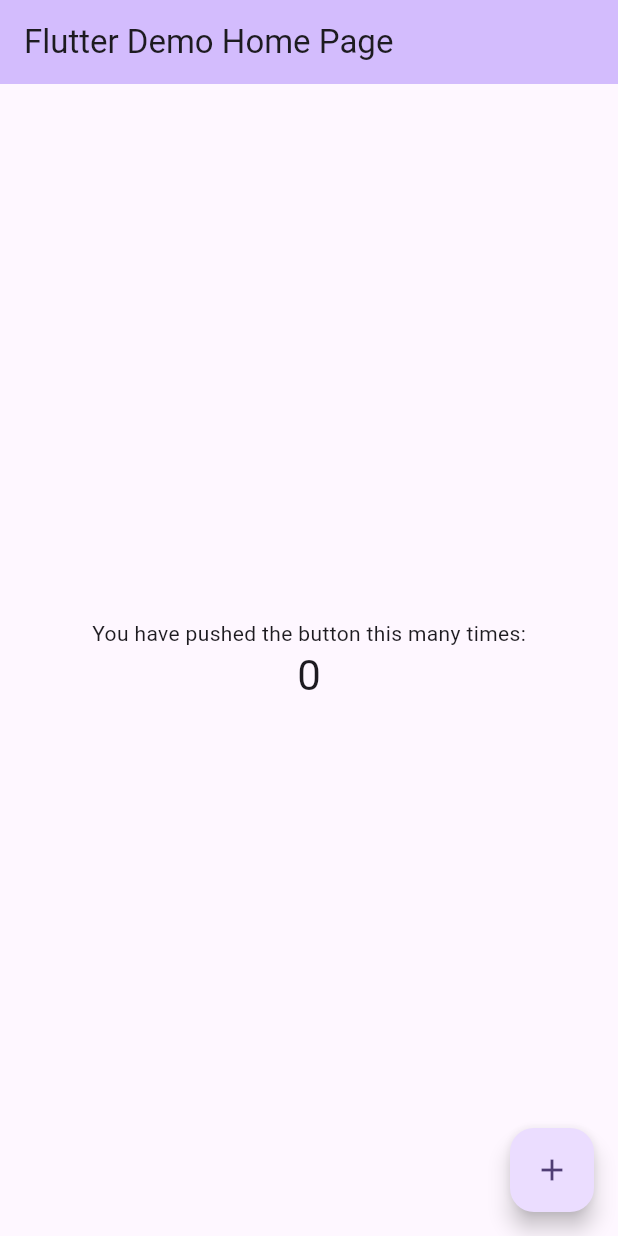
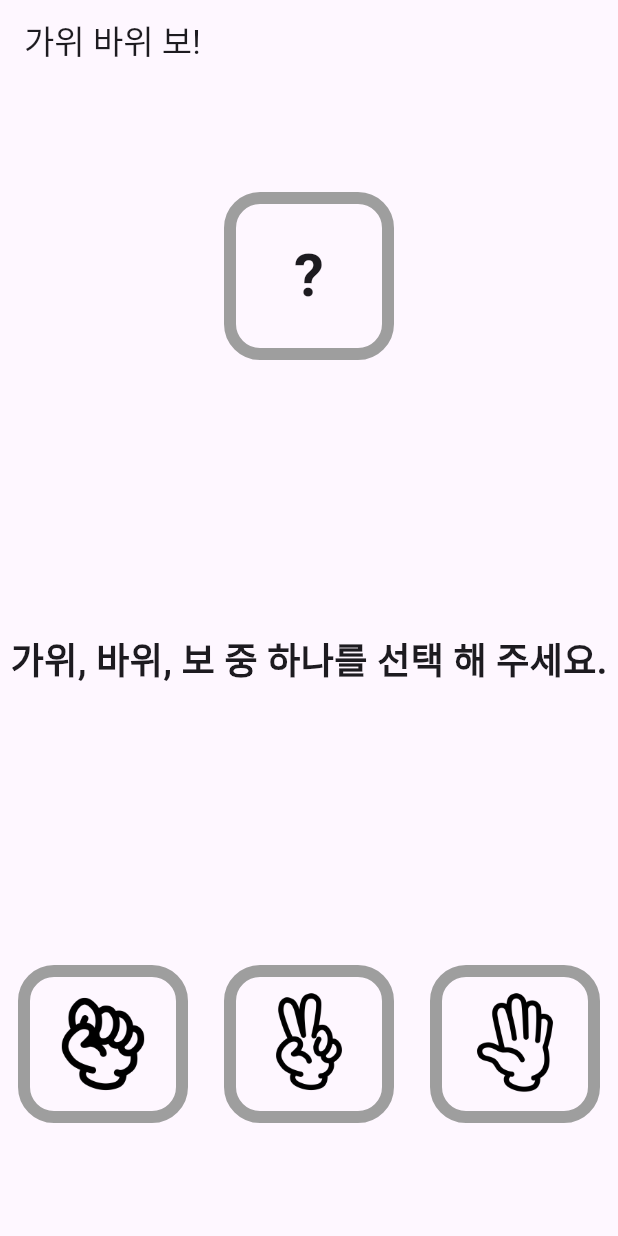
Before and after one commit to eunju-u/Flutter-RockPaperScissors, a Flutter app: the screen it shows after launch, on a phone screen of 412 x 824 dp. Run offline on Flutter 3.47's test engine with Material 3 defaults, Android fonts, the phone set to English and light mode, and no system bars.

Commit message:
feat: 가위, 바위, 보 기능 구현

```diff
--- /dev/null
+++ b/lib/enum.dart
@@ -0,0 +1,19 @@
+const assetPath = 'assets/image';
+
+enum InputType {
+  rock,
+  scissors,
+  paper;
+
+  String get path => '$assetPath/$name.png';
+}
+
+enum Result {
+  playerWin('승리'),
+  draw('무승부'),
+  cpuWin('패배');
+
+  const Result(this.displayString);
+
+  final String displayString;
+}
--- /dev/null
+++ b/lib/game_body.dart
@@ -0,0 +1,95 @@
+import 'dart:math';
+
+import 'package:flutter/material.dart';
+import 'package:rock_paper_scissor/widget/cpu_input.dart';
+import 'package:rock_paper_scissor/widget/game_result.dart';
+import 'package:rock_paper_scissor/widget/user_input.dart';
+
+import 'enum.dart';
+
+class GameBody extends StatefulWidget {
+  const GameBody({super.key});
+
+  @override
+  State<GameBody> createState() => _GameBodyState();
+}
+
+class _GameBodyState extends State<GameBody> {
+  late bool isDone; /// 사용자 선택 여부
+  InputType? _userInput; /// 사용자가 선택한 가위, 바위, 보
+  late InputType _cpuInput; ///랜덤으로 노출되는 가위, 바위, 보
+
+  @override
+  void initState() {
+    super.initState();
+    isDone = false;
+    setCpuInput();
+  }
+
+  @override
+  Widget build(BuildContext context) {
+    return Column(
+      children: [
+        Expanded(child: CpuInput(isDone: isDone, cpuInput: _cpuInput)),
+        Expanded(child: GameResult(isDone: isDone, result: getResult(), callback: reset,)),
+        Expanded(child: UserInput(isDone: isDone, callback: setUserInput, userInput: _userInput)),
+      ],
+    );
+  }
+
+  void setUserInput(InputType userInput) {
+    setState(() {
+      isDone = true;
+      _userInput = userInput;
+    });
+  }
+
+  /// 랜덤으로 가위, 바위, 보 선택
+  void setCpuInput() {
+    final random = Random();
+    _cpuInput = InputType.values[random.nextInt(3)];
+  }
+
+  /// 다시하기 클릭시 호출
+  void reset() {
+    setState(() {
+      isDone = false;
+      setCpuInput();
+    });
+  }
+
+  /// 게임 결과 값 출력
+  Result? getResult() {
+    if (_userInput == null) return null;
+
+    switch (_userInput!) {
+      case InputType.rock:
+        switch (_cpuInput) {
+          case InputType.rock:
+            return Result.draw;
+          case InputType.scissors:
+            return Result.playerWin;
+          case InputType.paper:
+            return Result.cpuWin;
+        }
+      case InputType.scissors:
+        switch (_cpuInput) {
+          case InputType.rock:
+            return Result.cpuWin;
+          case InputType.scissors:
+            return Result.draw;
+          case InputType.paper:
+            return Result.playerWin;
+        }
+      case InputType.paper:
+        switch (_cpuInput) {
+          case InputType.rock:
+            return Result.playerWin;
+          case InputType.scissors:
+            return Result.cpuWin;
+          case InputType.paper:
+            return Result.draw;
+        }
+    }
+  }
+}
--- a/lib/main.dart
+++ b/lib/main.dart
@@ -1,125 +1,21 @@
 import 'package:flutter/material.dart';
+import 'game_body.dart';
 
 void main() {
-  runApp(const MyApp());
+  runApp(const RSPApp());
 }
 
-class MyApp extends StatelessWidget {
-  const MyApp({super.key});
+class RSPApp extends StatelessWidget {
+  const RSPApp({super.key});
 
   // This widget is the root of your application.
   @override
   Widget build(BuildContext context) {
     return MaterialApp(
-      title: 'Flutter Demo',
-      theme: ThemeData(
-        // This is the theme of your application.
-        //
-        // TRY THIS: Try running your application with "flutter run". You'll see
-        // the application has a blue toolbar. Then, without quitting the app,
-        // try changing the seedColor in the colorScheme below to Colors.green
-        // and then invoke "hot reload" (save your changes or press the "hot
-        // reload" button in a Flutter-supported IDE, or press "r" if you used
-        // the command line to start the app).
-        //
-        // Notice that the counter didn't reset back to zero; the application
-        // state is not lost during the reload. To reset the state, use hot
-        // restart instead.
-        //
-        // This works for code too, not just values: Most code changes can be
-        // tested with just a hot reload.
-        colorScheme: ColorScheme.fromSeed(seedColor: Colors.deepPurple),
-        useMaterial3: true,
+      home: Scaffold(
+        appBar: AppBar(title: const Text('가위 바위 보!')),
+        body: const GameBody(),
       ),
-      home: const MyHomePage(title: 'Flutter Demo Home Page'),
     );
   }
 }
-
-class MyHomePage extends StatefulWidget {
-  const MyHomePage({super.key, required this.title});
-
-  // This widget is the home page of your application. It is stateful, meaning
-  // that it has a State object (defined below) that contains fields that affect
-  // how it looks.
-
-  // This class is the configuration for the state. It holds the values (in this
-  // case the title) provided by the parent (in this case the App widget) and
-  // used by the build method of the State. Fields in a Widget subclass are
-  // always marked "final".
-
-  final String title;
-
-  @override
-  State<MyHomePage> createState() => _MyHomePageState();
-}
-
-class _MyHomePageState extends State<MyHomePage> {
-  int _counter = 0;
-
-  void _incrementCounter() {
-    setState(() {
-      // This call to setState tells the Flutter framework that something has
-      // changed in this State, which causes it to rerun the build method below
-      // so that the display can reflect the updated values. If we changed
-      // _counter without calling setState(), then the build method would not be
-      // called again, and so nothing would appear to happen.
-      _counter++;
-    });
-  }
-
-  @override
-  Widget build(BuildContext context) {
-    // This method is rerun every time setState is called, for instance as done
-    // by the _incrementCounter method above.
-    //
-    // The Flutter framework has been optimized to make rerunning build methods
-    // fast, so that you can just rebuild anything that needs updating rather
-    // than having to individually change instances of widgets.
-    return Scaffold(
-      appBar: AppBar(
-        // TRY THIS: Try changing the color here to a specific color (to
-        // Colors.amber, perhaps?) and trigger a hot reload to see the AppBar
-        // change color while the other colors stay the same.
-        backgroundColor: Theme.of(context).colorScheme.inversePrimary,
-        // Here we take the value from the MyHomePage object that was created by
-        // the App.build method, and use it to set our appbar title.
-        title: Text(widget.title),
-      ),
-      body: Center(
-        // Center is a layout widget. It takes a single child and positions it
-        // in the middle of the parent.
-        child: Column(
-          // Column is also a layout widget. It takes a list of children and
-          // arranges them vertically. By default, it sizes itself to fit its
-          // children horizontally, and tries to be as tall as its parent.
-          //
-          // Column has various properties to control how it sizes itself and
-          // how it positions its children. Here we use mainAxisAlignment to
-          // center the children vertically; the main axis here is the vertical
-          // axis because Columns are vertical (the cross axis would be
-          // horizontal).
-          //
-          // TRY THIS: Invoke "debug painting" (choose the "Toggle Debug Paint"
-          // action in the IDE, or press "p" in the console), to see the
-          // wireframe for each widget.
-          mainAxisAlignment: MainAxisAlignment.center,
-          children: <Widget>[
-            const Text(
-              'You have pushed the button this many times:',
-            ),
-            Text(
-              '$_counter',
-              style: Theme.of(context).textTheme.headlineMedium,
-            ),
-          ],
-        ),
-      ),
-      floatingActionButton: FloatingActionButton(
-        onPressed: _incrementCounter,
-        tooltip: 'Increment',
-        child: const Icon(Icons.add),
-      ), // This trailing comma makes auto-formatting nicer for build methods.
-    );
-  }
-}
--- /dev/null
+++ b/lib/widget/cpu_input.dart
@@ -0,0 +1,41 @@
+import 'package:flutter/material.dart';
+
+import '../enum.dart';
+import 'input_card.dart';
+
+class CpuInput extends StatelessWidget {
+  final bool isDone;
+  final InputType cpuInput;
+
+  const CpuInput({required this.isDone, required this.cpuInput, super.key});
+
+  @override
+  Widget build(BuildContext context) {
+    return Row(
+      children: [
+        const Expanded(child: SizedBox.shrink()),
+        Expanded(
+          child: InputCard(
+            child: getCpuInput(),
+          ),
+        ),
+        const Expanded(child: SizedBox.shrink()),
+      ],
+    );
+  }
+
+  Widget getCpuInput() {
+    if (isDone) {
+      return Image.asset(cpuInput.path);
+    }
+    return const SizedBox(
+      height: 80,
+      child: Center(
+        child: Text(
+          '?',
+          style: TextStyle(fontSize: 40, fontWeight: FontWeight.bold),
+        ),
+      ),
+    );
+  }
+}
--- /dev/null
+++ b/lib/widget/game_result.dart
@@ -0,0 +1,37 @@
+import 'package:flutter/material.dart';
+
+import '../enum.dart';
+
+class GameResult extends StatelessWidget {
+  final bool isDone;
+  final Result? result;
+  final VoidCallback callback;
+
+  const GameResult({required this.isDone, required this.callback, this.result, super.key});
+
+  @override
+  Widget build(BuildContext context) {
+    if (isDone) {
+      return Column(
+        mainAxisAlignment: MainAxisAlignment.center,
+        children: [
+          Text(
+            result!.displayString,
+            style: const TextStyle(fontSize: 32),
+          ),
+          const SizedBox(height: 8),
+          TextButton(
+            child: const Text('다시 하기', style: TextStyle(fontSize: 24),),
+            onPressed: () => callback.call(),
+          )
+        ],
+      );
+    }
+    return const Center(
+      child: Text(
+        '가위, 바위, 보 중 하나를 선택 해 주세요.',
+        style: TextStyle(fontSize: 24, fontWeight: FontWeight.bold),
+      ),
+    );
+  }
+}
--- /dev/null
+++ b/lib/widget/input_card.dart
@@ -0,0 +1,21 @@
+import 'package:flutter/material.dart';
+
+/// 가위, 바위, 보 이미지가 들어있는 Card
+class InputCard extends StatelessWidget {
+  final Widget child;
+
+  const InputCard({required this.child, super.key});
+
+  @override
+  Widget build(BuildContext context) {
+    return Container(
+      margin: const EdgeInsets.symmetric(horizontal: 12, vertical: 8),
+      padding: const EdgeInsets.symmetric(horizontal: 12, vertical: 8),
+      decoration: BoxDecoration(
+        borderRadius: BorderRadius.circular(24),
+        border: Border.all(color: Colors.grey, width: 8),
+      ),
+      child: child,
+    );
+  }
+}
--- /dev/null
+++ b/lib/widget/user_input.dart
@@ -0,0 +1,44 @@
+import 'package:flutter/material.dart';
+
+import '../enum.dart';
+import 'input_card.dart';
+
+class UserInput extends StatelessWidget {
+  final bool isDone;
+  final InputType? userInput;
+  final Function(InputType) callback;
+
+  const UserInput({this.userInput, required this.isDone, required this.callback, super.key});
+
+  @override
+  Widget build(BuildContext context) {
+    if (isDone) {
+      return Row(
+        children: [
+          const Expanded(child: SizedBox.shrink()),
+          Expanded(child: InputCard(child: Image.asset(userInput!.path))),
+          const Expanded(child: SizedBox.shrink())
+        ],
+      );
+    }
+
+    return Row(
+      children: _getInputs(callback),
+    );
+  }
+
+  List<Widget> _getInputs(Function(InputType) callback) {
+    return InputType.values
+        .map(
+          (type) => Expanded(
+        child: InkWell(
+          onTap: () => callback.call(type),
+          child: InputCard(
+            child: Image.asset(type.path),
+          ),
+        ),
+      ),
+    )
+        .toList();
+  }
+}
--- a/pubspec.yaml
+++ b/pubspec.yaml
@@ -59,9 +59,8 @@ flutter:
   uses-material-design: true
 
   # To add assets to your application, add an assets section, like this:
-  # assets:
-  #   - images/a_dot_burr.jpeg
-  #   - images/a_dot_ham.jpeg
+  assets:
+    - assets/image/
 
   # An image asset can refer to one or more resolution-specific "variants", see
   # https://flutter.dev/assets-and-images/#resolution-aware
```
Also changed, not shown: assets/image/paper.png (added), assets/image/rock.png (added), assets/image/scissors.png (added).
